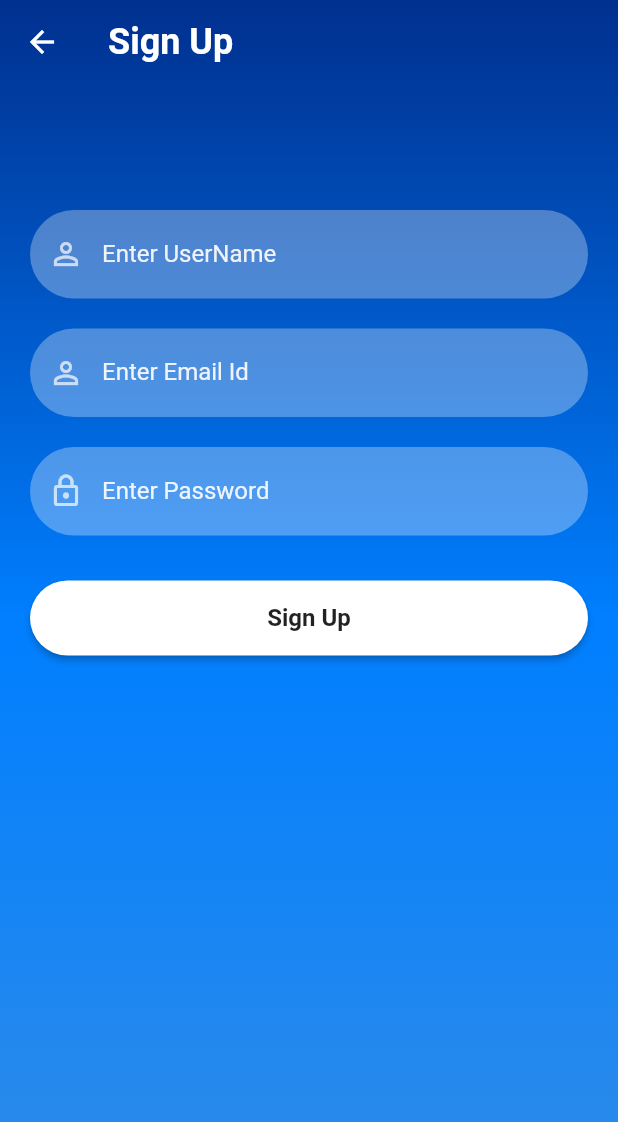
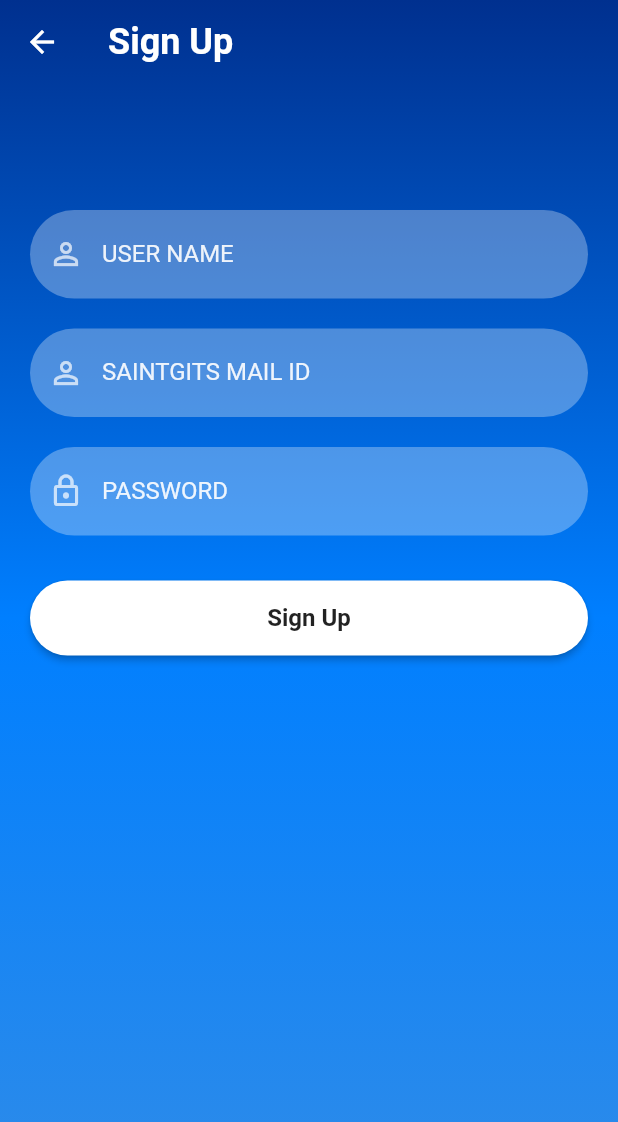
Before and after one commit to Madhav-S-S/voice_app, a Flutter app: the screen it shows after launch, after a tap on "Sign Up", on a phone screen of 412 x 824 dp. Shown: the top 1122 px of the screen. Run offline on Flutter 3.47's test engine with Material 2 defaults, Android fonts, the phone set to English and light mode, and no system bars; our stand-ins replace cached_network_image, connectivity_plus, firebase_auth, firebase_core, flutter_bloc, flutter_svg and 1 more; accounts and stored records are empty; network calls fail.

Commit message:
Textfield texts changed

```diff
--- a/lib/presentation/student/signup_screen.dart
+++ b/lib/presentation/student/signup_screen.dart
@@ -46,17 +46,17 @@ class _SignUpScreenState extends State<SignUpScreen> {
                 const SizedBox(
                   height: 20,
                 ),
-                reusableTextField("Enter UserName", Icons.person_outline, false,
+                reusableTextField("USER NAME", Icons.person_outline, false,
                     _userNameTextController,),
                 const SizedBox(
                   height: 20,
                 ),
-                reusableTextField("Enter Email Id", Icons.person_outline, false,
+                reusableTextField("SAINTGITS MAIL ID", Icons.person_outline, false,
                     _emailTextController,),
                 const SizedBox(
                   height: 20,
                 ),
-                reusableTextField("Enter Password", Icons.lock_outlined, true,
+                reusableTextField("PASSWORD", Icons.lock_outlined, true,
                     _passwordTextController,),
                 const SizedBox(
                   height: 20,
--- a/lib/presentation/student/student_login_screen.dart
+++ b/lib/presentation/student/student_login_screen.dart
@@ -45,7 +45,7 @@ class _SignInScreenState extends State<SignInScreen> {
                          const SizedBox(
                   height: 30,
                 ),
-                reusableTextField("COLLEGE ID", Icons.person_outline, false,
+                reusableTextField("SAINTGITS MAIL ID", Icons.person_outline, false,
                     _emailTextController),
                 const SizedBox(
                   height: 20,
@@ -93,7 +93,6 @@ class _SignInScreenState extends State<SignInScreen> {
       ),
     );
   }
-
   Row signUpOption() {
     return Row(
       mainAxisAlignment: MainAxisAlignment.center,
```
